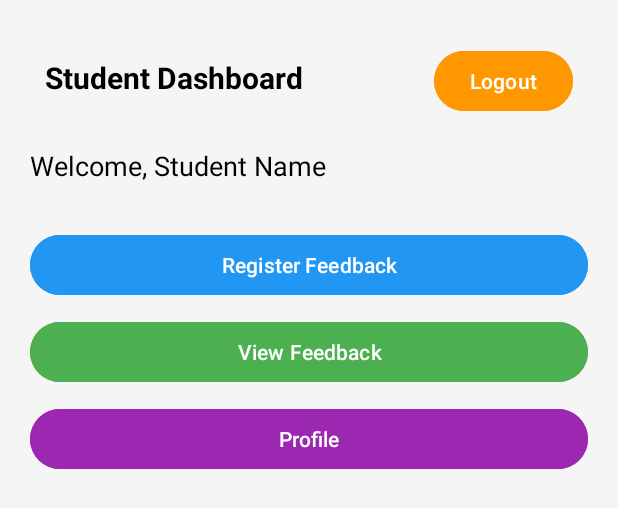
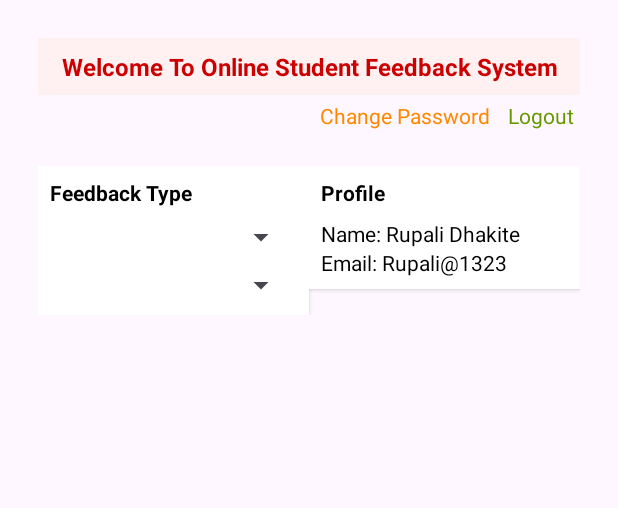
Before and after one commit to Intership-Project/Android-Frontend, an Android app: the layout activity_student_dashboard.xml on its own in the app's theme, with its tools: preview values and no code run, on a phone screen of 412 x 824 dp. Shown: the top 508 px of the screen. Run offline under Robolectric (Android 15) with nearby library versions, the phone set to English and light mode, and no system bars.

```diff
--- a/app/src/main/java/com/example/studentfeedbackapp/Models/RetrofitClient/RetrofitClient.java
+++ b/app/src/main/java/com/example/studentfeedbackapp/Models/RetrofitClient/RetrofitClient.java
@@ -5,7 +5,7 @@ import retrofit2.converter.gson.GsonConverterFactory;
 
 public class RetrofitClient {
     private static Retrofit retrofit;
-    private static final String BASE_URL = "http://192.168.1.3:4000/"; // ✅ One base URL
+    private static final String BASE_URL = "http://172.20.10.13:4000/"; // ✅ One base URL
 
     public static Retrofit getClient() {
         if (retrofit == null) {
--- a/app/src/main/res/layout/activity_student_dashboard.xml
+++ b/app/src/main/res/layout/activity_student_dashboard.xml
@@ -1,73 +1,124 @@
 <?xml version="1.0" encoding="utf-8"?>
 <LinearLayout xmlns:android="http://schemas.android.com/apk/res/android"
+    xmlns:app="http://schemas.android.com/apk/res-auto"
+    xmlns:tools="http://schemas.android.com/tools"
+    android:id="@+id/main"
     android:layout_width="match_parent"
     android:layout_height="match_parent"
     android:orientation="vertical"
-    android:padding="20dp"
-    android:background="#F5F5F5">
+    android:padding="25dp"
+    tools:context=".Presentation.UI.StudentDashboard">
+    <TextView
+        android:layout_width="match_parent"
+        android:layout_height="wrap_content"
+        android:text="Welcome To Online Student Feedback System"
+        android:textColor="@android:color/holo_red_dark"
+        android:textSize="16sp"
+        android:gravity="center"
+        android:background="#FFF1F1"
+        android:padding="8dp"
+        android:textStyle="bold" />
 
-    <!-- Top Bar -->
+    <!-- Top Row with Change Password & Logout -->
     <LinearLayout
         android:layout_width="match_parent"
         android:layout_height="wrap_content"
         android:orientation="horizontal"
-        android:padding="10dp">
+        android:gravity="end"
+        android:padding="4dp">
 
         <TextView
-            android:layout_width="0dp"
+            android:id="@+id/tvChangePassword"
+            android:layout_width="wrap_content"
             android:layout_height="wrap_content"
-            android:layout_weight="1"
-            android:text="Student Dashboard"
-            android:textSize="20sp"
-            android:textStyle="bold"
-            android:textColor="#000000" />
+            android:text="Change Password"
+            android:textColor="@android:color/holo_orange_dark"
+            android:paddingEnd="12dp" />
 
-        <Button
-            android:id="@+id/btnLogout"
+        <TextView
+            android:id="@+id/tvLogout"
             android:layout_width="wrap_content"
             android:layout_height="wrap_content"
             android:text="Logout"
-            android:backgroundTint="#FF9800"
-            android:textColor="#FFFFFF"/>
+            android:textColor="@android:color/holo_green_dark" />
     </LinearLayout>
 
-    <!-- Student Info -->
-    <TextView
-        android:id="@+id/tvStudentName"
-        android:layout_width="wrap_content"
-        android:layout_height="wrap_content"
-        android:text="Welcome, Student Name"
-        android:textSize="18sp"
-        android:textColor="#000000"
-        android:layout_marginTop="10dp"
-        android:layout_marginBottom="20dp"/>
-
-    <!-- Buttons Section -->
-    <Button
-        android:id="@+id/btnRegisterFeedback"
+    <!-- Content Row -->
+    <TableLayout
         android:layout_width="match_parent"
         android:layout_height="wrap_content"
-        android:text="Register Feedback"
-        android:layout_marginTop="10dp"
-        android:backgroundTint="#2196F3"
-        android:textColor="#FFFFFF"/>
+        android:stretchColumns="1"
+        android:layout_marginTop="20dp">
 
-    <Button
-        android:id="@+id/btnViewFeedback"
-        android:layout_width="match_parent"
-        android:layout_height="wrap_content"
-        android:text="View Feedback"
-        android:layout_marginTop="10dp"
-        android:backgroundTint="#4CAF50"
-        android:textColor="#FFFFFF"/>
+        <TableRow>
 
-    <Button
-        android:id="@+id/btnProfile"
-        android:layout_width="match_parent"
-        android:layout_height="wrap_content"
-        android:text="Profile"
-        android:layout_marginTop="10dp"
-        android:backgroundTint="#9C27B0"
-        android:textColor="#FFFFFF"/>
+            <!-- Feedback Type Column -->
+            <LinearLayout
+                android:layout_width="0dp"
+                android:layout_height="wrap_content"
+                android:layout_weight="1"
+                android:orientation="vertical"
+                android:padding="8dp"
+                android:background="@android:color/white"
+                android:elevation="2dp">
+
+                <TextView
+                    android:layout_width="wrap_content"
+                    android:layout_height="wrap_content"
+                    android:text="Feedback Type"
+                    android:textStyle="bold"
+                    android:textColor="@android:color/black"
+                    android:paddingBottom="8dp" />
+
+                <!-- Spinner for Feedback Type -->
+                <Spinner
+                    android:id="@+id/spinnerFeedbackType"
+                    android:layout_width="match_parent"
+                    android:layout_height="wrap_content"
+                    android:spinnerMode="dropdown" />
+
+                <!-- Spinner for Module Type -->
+                <Spinner
+                    android:id="@+id/spinnerModuleType"
+                    android:layout_width="match_parent"
+                    android:layout_height="wrap_content"
+                    android:spinnerMode="dropdown"
+                    android:layout_marginTop="8dp" />
+            </LinearLayout>
+
+            <!-- Profile Column -->
+            <LinearLayout
+                android:layout_width="0dp"
+                android:layout_height="wrap_content"
+                android:layout_weight="1"
+                android:orientation="vertical"
+                android:padding="8dp"
+                android:background="@android:color/white"
+                android:elevation="2dp">
+
+                <TextView
+                    android:layout_width="wrap_content"
+                    android:layout_height="wrap_content"
+                    android:text="Profile"
+                    android:textStyle="bold"
+                    android:textColor="@android:color/black"
+                    android:paddingBottom="8dp" />
+
+                <TextView
+                    android:id="@+id/tvName"
+                    android:layout_width="wrap_content"
+                    android:layout_height="wrap_content"
+                    android:text="Name: Rupali Dhakite"
+                    android:textColor="@android:color/black" />
+
+                <TextView
+                    android:id="@+id/tvEmail"
+                    android:layout_width="wrap_content"
+                    android:layout_height="wrap_content"
+                    android:text="Email: Rupali@1323"
+                    android:textColor="@android:color/black" />
+            </LinearLayout>
+        </TableRow>
+    </TableLayout>
 
 </LinearLayout>
```
Also changed, not shown: app/src/main/AndroidManifest.xml (+10 -0 lines), app/src/main/java/com/example/studentfeedbackapp/Presentation/UI/StudentDashboard.java (added, +77 -0 lines), app/src/main/java/com/example/studentfeedbackapp/Presentation/UI/StudentDashboardActivity.java (deleted, +0 -68 lines).
